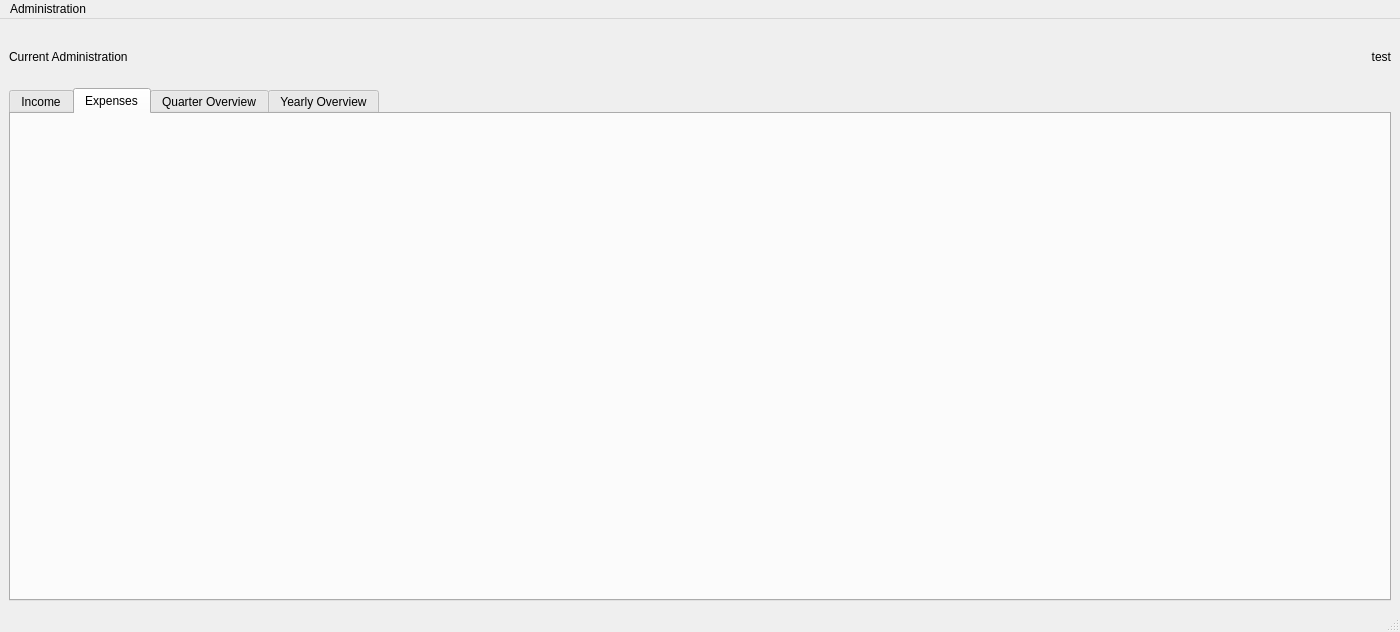
First picture: the form in dutchtaxadministrator/gui/designer_files/main_window.ui, repository Guthax/DutchTaxAdminstrator, before the edit.
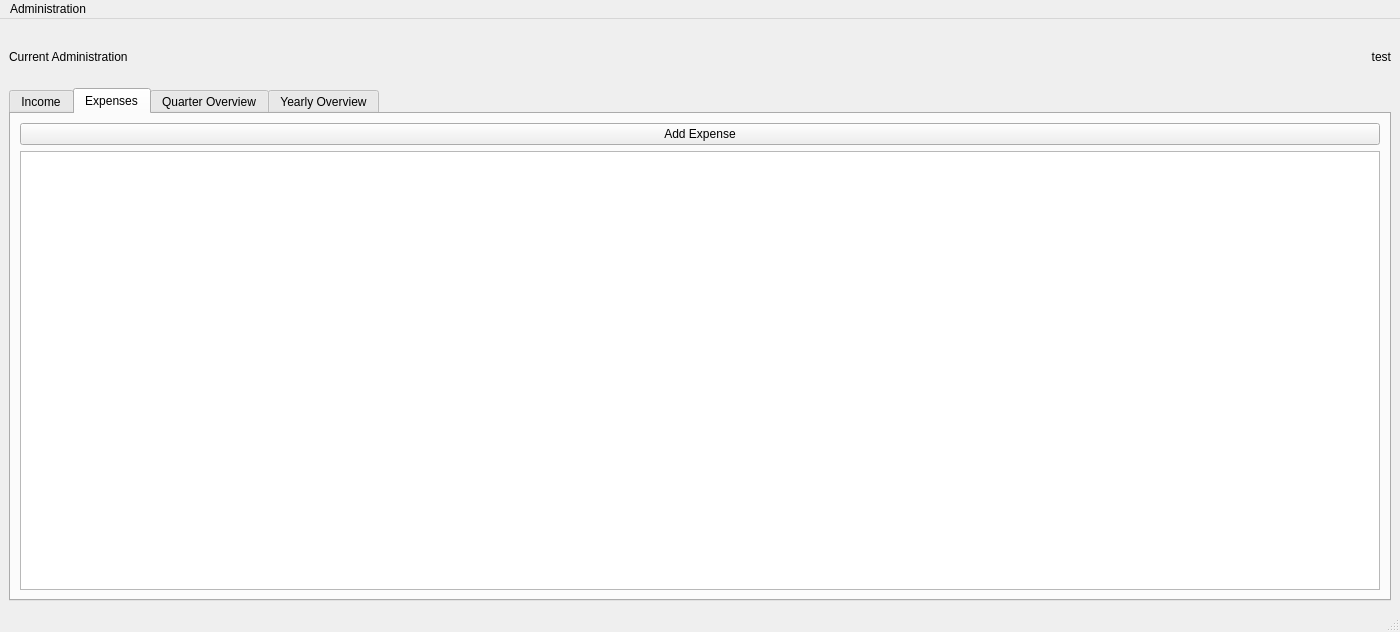
Second picture: the form after the edit. The open tabs and pages were chosen to show the change. Custom widgets are drawn as their Qt base class.

Commit message: Expenses can now be added

```diff
--- a/dutchtaxadministrator/gui/designer_files/main_window.ui
+++ b/dutchtaxadministrator/gui/designer_files/main_window.ui
@@ -122,6 +122,22 @@
          <attribute name="title">
           <string>Expenses</string>
          </attribute>
+         <layout class="QHBoxLayout" name="horizontalLayout_6">
+          <item>
+           <layout class="QVBoxLayout" name="verticalLayout_7">
+            <item>
+             <widget class="QPushButton" name="add_expense_button">
+              <property name="text">
+               <string>Add Expense</string>
+              </property>
+             </widget>
+            </item>
+            <item>
+             <widget class="ExpenseTableView" name="expenses_table_view"/>
+            </item>
+           </layout>
+          </item>
+         </layout>
         </widget>
         <widget class="QWidget" name="quarter_overview_tab">
          <property name="sizePolicy">
@@ -191,7 +207,12 @@
   <customwidget>
    <class>IncomeTableView</class>
    <extends>QTableView</extends>
-   <header>dutchtaxadministrator.gui.widgets.income_table_view.h</header>
+   <header>dutchtaxadministrator.gui.widgets.views.income_table_view.h</header>
+  </customwidget>
+  <customwidget>
+   <class>ExpenseTableView</class>
+   <extends>QTableView</extends>
+   <header>dutchtaxadministrator.gui.widgets.views.expense_table_view.h</header>
   </customwidget>
  </customwidgets>
  <resources/>
```
Left out of the diff: 4 changed lines with no effect on the pictures. The commit also changes 7 other files.
